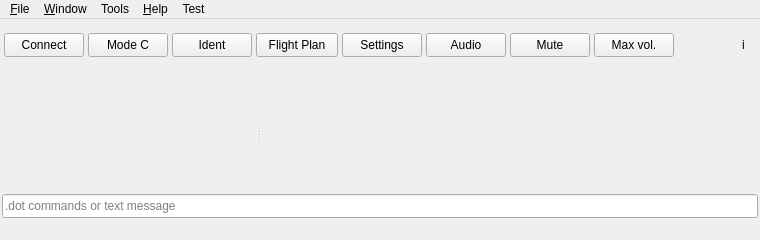
Old version of the form src/swiftguistandard/swiftguistd.ui in the repository skylitefly/neoswift.
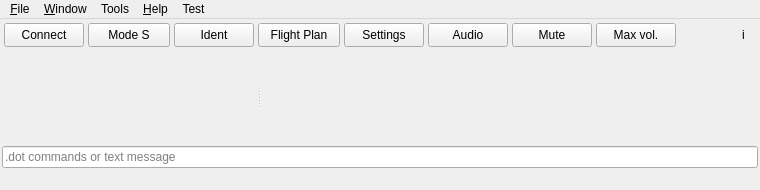
New version of the form. Custom widgets are drawn as their Qt base class.

Commit message: fix: adjust swift GUI compact layout

The edit to the form file:
```diff
--- a/src/swiftguistandard/swiftguistd.ui
+++ b/src/swiftguistandard/swiftguistd.ui
@@ -13,7 +13,7 @@
   <property name="minimumSize">
    <size>
     <width>640</width>
-    <height>240</height>
+    <height>160</height>
    </size>
   </property>
   <property name="windowTitle">
@@ -56,6 +56,12 @@
        </property>
        <item>
         <widget class="QFrame" name="fr_PrimaryControls">
+         <property name="sizePolicy">
+          <sizepolicy hsizetype="Expanding" vsizetype="Fixed">
+           <horstretch>0</horstretch>
+           <verstretch>0</verstretch>
+          </sizepolicy>
+         </property>
          <layout class="QHBoxLayout" name="hl_PrimaryControls">
           <property name="spacing">
            <number>4</number>
@@ -92,12 +98,12 @@
            <widget class="QPushButton" name="pb_CockpitModeC">
             <property name="minimumSize">
              <size>
-              <width>72</width>
+              <width>82</width>
               <height>24</height>
              </size>
             </property>
             <property name="text">
-             <string>Mode C</string>
+             <string>Mode S</string>
             </property>
             <property name="toolTip">
              <string>Open cockpit transponder controls</string>
@@ -235,6 +241,12 @@
        </item>
        <item>
         <widget class="QSplitter" name="sp_MainOperations">
+         <property name="sizePolicy">
+          <sizepolicy hsizetype="Expanding" vsizetype="Expanding">
+           <horstretch>0</horstretch>
+           <verstretch>1</verstretch>
+          </sizepolicy>
+         </property>
          <property name="orientation">
           <enum>Qt::Horizontal</enum>
          </property>
```
The commit also changes 2 other files.
